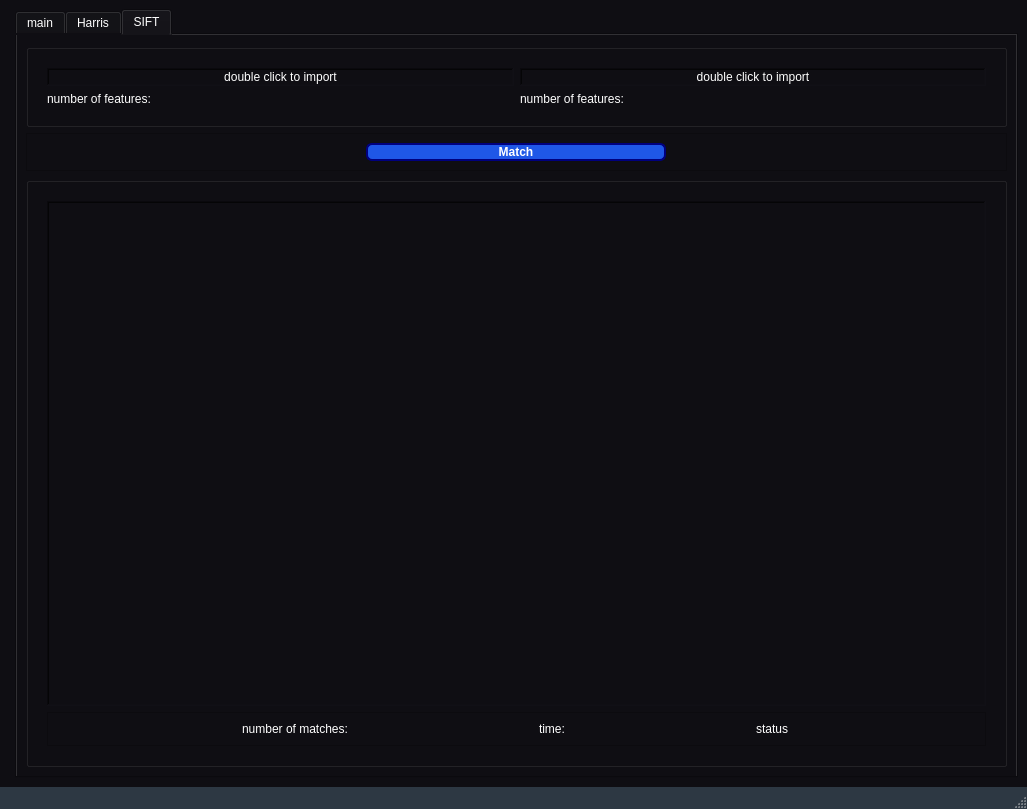
The window that ui.ui (Eagle-E-Y-E/KeyMatch) describes before a commit, drawn with Qt 5.
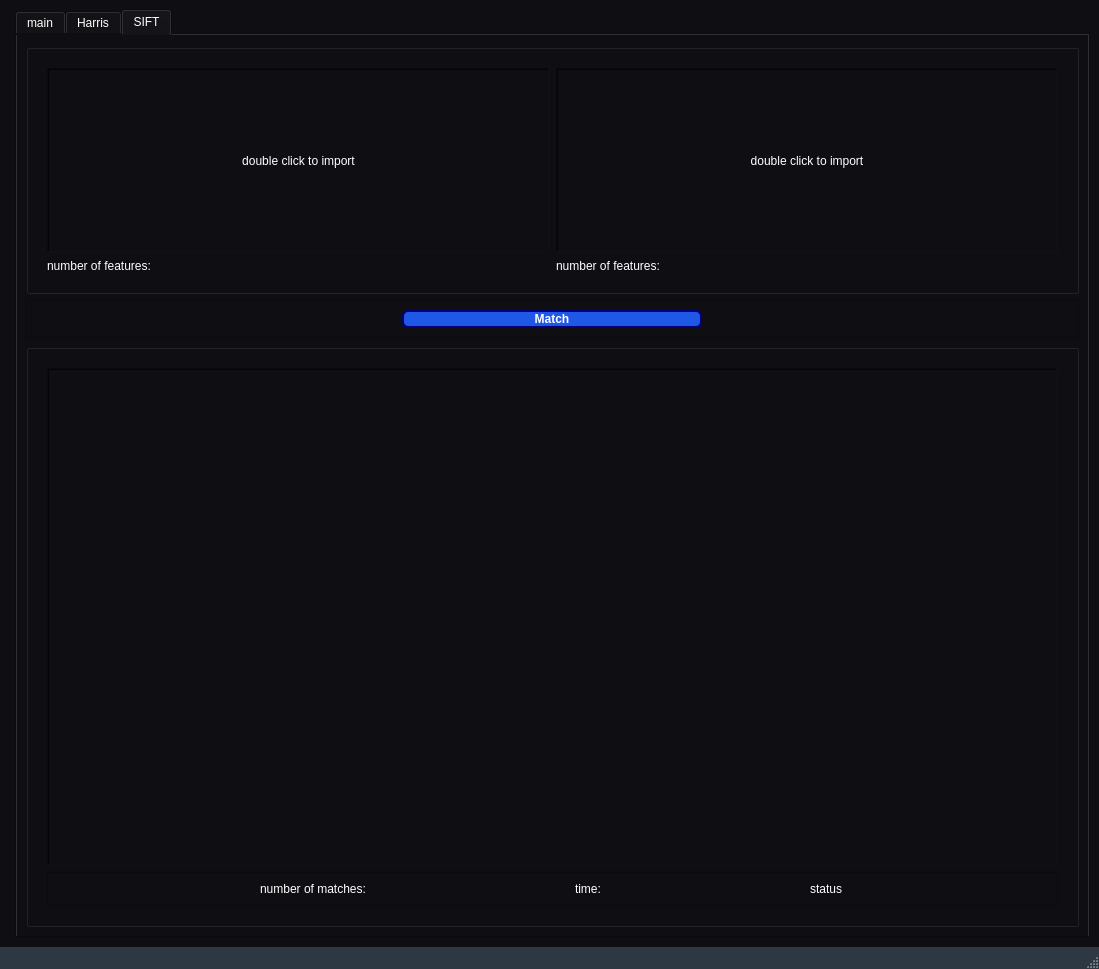
The same window after the commit. The open tabs and pages were chosen to show the change. Icons and pictures are not drawn.

```diff
--- a/ui.ui
+++ b/ui.ui
@@ -6,8 +6,8 @@
    <rect>
     <x>0</x>
     <y>0</y>
-    <width>1027</width>
-    <height>809</height>
+    <width>1099</width>
+    <height>969</height>
    </rect>
   </property>
   <property name="sizePolicy">
@@ -2175,6 +2175,18 @@
        <layout class="QVBoxLayout" name="verticalLayout_27">
         <item>
          <widget class="QGroupBox" name="groupBox_9">
+          <property name="sizePolicy">
+           <sizepolicy hsizetype="Preferred" vsizetype="Preferred">
+            <horstretch>0</horstretch>
+            <verstretch>0</verstretch>
+           </sizepolicy>
+          </property>
+          <property name="maximumSize">
+           <size>
+            <width>16777215</width>
+            <height>250</height>
+           </size>
+          </property>
           <property name="title">
            <string/>
           </property>
@@ -2334,6 +2346,12 @@
         </item>
         <item>
          <widget class="QGroupBox" name="groupBox_11">
+          <property name="sizePolicy">
+           <sizepolicy hsizetype="Preferred" vsizetype="Minimum">
+            <horstretch>0</horstretch>
+            <verstretch>0</verstretch>
+           </sizepolicy>
+          </property>
           <property name="title">
            <string/>
           </property>
@@ -2373,11 +2391,17 @@
                   <item>
                    <widget class="QGraphicsView" name="SIFT_output_img1_GV">
                     <property name="sizePolicy">
-                     <sizepolicy hsizetype="Preferred" vsizetype="Expanding">
+                     <sizepolicy hsizetype="Preferred" vsizetype="Minimum">
                       <horstretch>0</horstretch>
                       <verstretch>0</verstretch>
                      </sizepolicy>
                     </property>
+                    <property name="minimumSize">
+                     <size>
+                      <width>0</width>
+                      <height>400</height>
+                     </size>
+                    </property>
                     <property name="frameShape">
                      <enum>QFrame::WinPanel</enum>
                     </property>
@@ -2388,6 +2412,12 @@
                   </item>
                   <item>
                    <widget class="QFrame" name="frame_2">
+                    <property name="sizePolicy">
+                     <sizepolicy hsizetype="Preferred" vsizetype="Maximum">
+                      <horstretch>0</horstretch>
+                      <verstretch>0</verstretch>
+                     </sizepolicy>
+                    </property>
                     <property name="frameShape">
                      <enum>QFrame::StyledPanel</enum>
                     </property>
```
Left out of the diff: 12 changed lines with no effect on the pictures.
